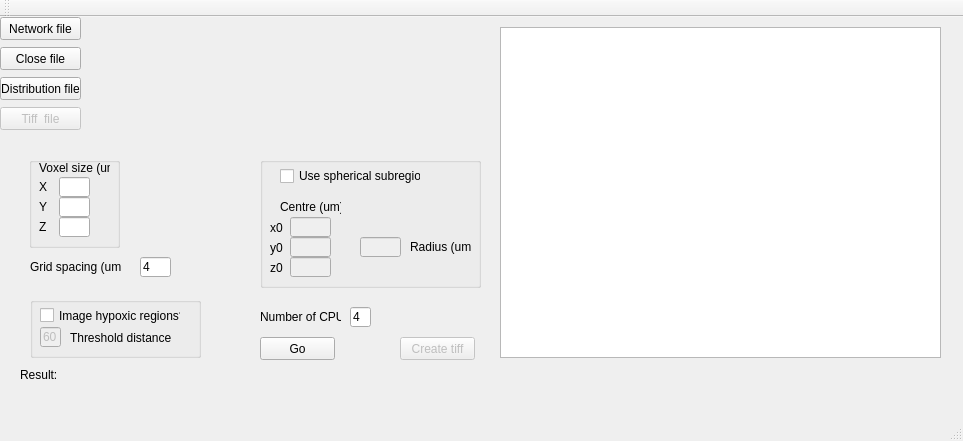
Qt form Qt/Vdistancer/mainwindow.ui (gibbogle/vessel-tools) before a commit.
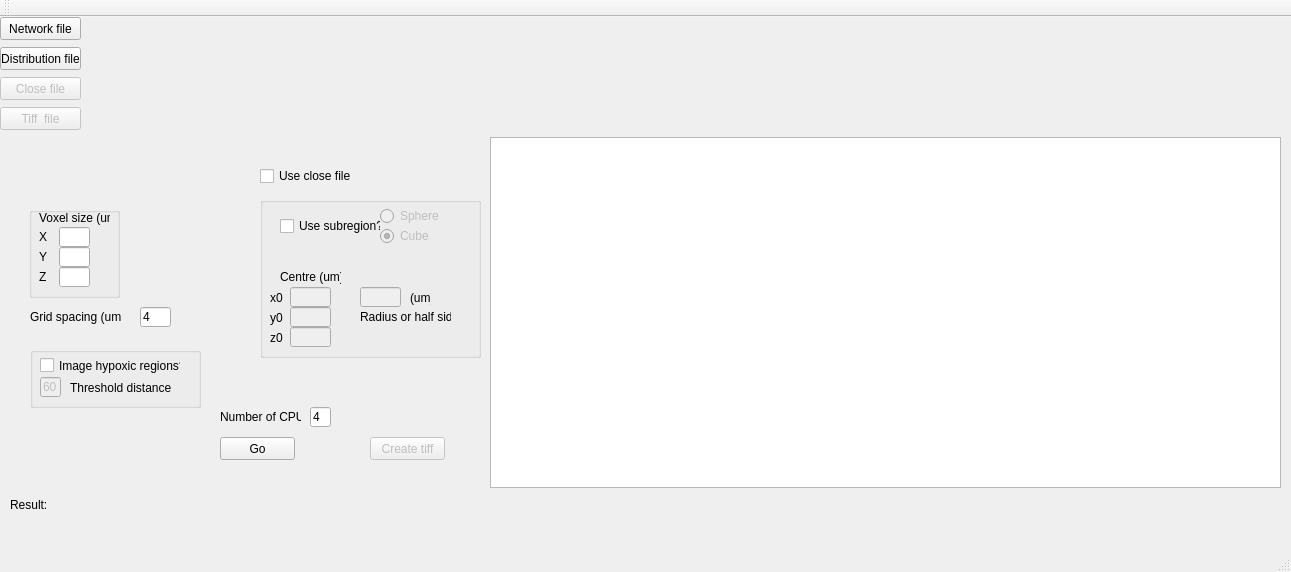
The same form after that commit.

```diff
--- a/Qt/Vdistancer/mainwindow.ui
+++ b/Qt/Vdistancer/mainwindow.ui
@@ -6,8 +6,8 @@
    <rect>
     <x>0</x>
     <y>0</y>
-    <width>963</width>
-    <height>441</height>
+    <width>1291</width>
+    <height>572</height>
    </rect>
   </property>
   <property name="windowTitle">
@@ -32,7 +32,7 @@
      <rect>
       <x>90</x>
       <y>0</y>
-      <width>391</width>
+      <width>1191</width>
       <height>21</height>
      </rect>
     </property>
@@ -43,8 +43,8 @@
    <widget class="QPushButton" name="pushButtonZoom">
     <property name="geometry">
      <rect>
-      <x>260</x>
-      <y>320</y>
+      <x>220</x>
+      <y>420</y>
       <width>75</width>
       <height>23</height>
      </rect>
@@ -56,8 +56,8 @@
    <widget class="QLabel" name="label">
     <property name="geometry">
      <rect>
-      <x>20</x>
-      <y>350</y>
+      <x>10</x>
+      <y>480</y>
       <width>41</width>
       <height>16</height>
      </rect>
@@ -69,9 +69,9 @@
    <widget class="QLabel" name="labelResult">
     <property name="geometry">
      <rect>
-      <x>60</x>
-      <y>350</y>
-      <width>711</width>
+      <x>50</x>
+      <y>480</y>
+      <width>1231</width>
       <height>16</height>
      </rect>
     </property>
@@ -82,10 +82,10 @@
    <widget class="QTextEdit" name="textEdit">
     <property name="geometry">
      <rect>
-      <x>500</x>
-      <y>10</y>
-      <width>441</width>
-      <height>331</height>
+      <x>490</x>
+      <y>120</y>
+      <width>791</width>
+      <height>351</height>
      </rect>
     </property>
    </widget>
@@ -93,7 +93,7 @@
     <property name="geometry">
      <rect>
       <x>0</x>
-      <y>60</y>
+      <y>30</y>
       <width>81</width>
       <height>23</height>
      </rect>
@@ -106,8 +106,8 @@
     <property name="geometry">
      <rect>
       <x>90</x>
-      <y>60</y>
-      <width>391</width>
+      <y>30</y>
+      <width>1191</width>
       <height>21</height>
      </rect>
     </property>
@@ -118,8 +118,8 @@
    <widget class="QLineEdit" name="lineEdit_ncpu">
     <property name="geometry">
      <rect>
-      <x>350</x>
-      <y>290</y>
+      <x>310</x>
+      <y>390</y>
       <width>21</width>
       <height>20</height>
      </rect>
@@ -131,8 +131,8 @@
    <widget class="QLabel" name="label_ncpu">
     <property name="geometry">
      <rect>
-      <x>260</x>
-      <y>290</y>
+      <x>220</x>
+      <y>390</y>
       <width>81</width>
       <height>20</height>
      </rect>
@@ -145,9 +145,9 @@
     <property name="geometry">
      <rect>
       <x>260</x>
-      <y>140</y>
+      <y>180</y>
       <width>221</width>
-      <height>131</height>
+      <height>161</height>
      </rect>
     </property>
     <property name="title">
@@ -156,21 +156,21 @@
     <widget class="QLabel" name="labelRadius">
      <property name="geometry">
       <rect>
-       <x>150</x>
-       <y>80</y>
-       <width>61</width>
+       <x>100</x>
+       <y>110</y>
+       <width>91</width>
        <height>20</height>
       </rect>
      </property>
      <property name="text">
-      <string>Radius (um)</string>
+      <string>Radius or half side</string>
      </property>
     </widget>
     <widget class="QLabel" name="labelCentre">
      <property name="geometry">
       <rect>
        <x>20</x>
-       <y>40</y>
+       <y>70</y>
        <width>61</width>
        <height>20</height>
       </rect>
@@ -186,7 +186,7 @@
      <property name="geometry">
       <rect>
        <x>30</x>
-       <y>60</y>
+       <y>90</y>
        <width>41</width>
        <height>20</height>
       </rect>
@@ -199,7 +199,7 @@
      <property name="geometry">
       <rect>
        <x>30</x>
-       <y>100</y>
+       <y>130</y>
        <width>41</width>
        <height>20</height>
       </rect>
@@ -209,13 +209,13 @@
      <property name="geometry">
       <rect>
        <x>20</x>
-       <y>10</y>
-       <width>141</width>
+       <y>20</y>
+       <width>101</width>
        <height>18</height>
       </rect>
      </property>
      <property name="text">
-      <string>Use spherical subregion?</string>
+      <string>Use subregion?</string>
      </property>
     </widget>
     <widget class="QLineEdit" name="lineEditY0">
@@ -225,7 +225,7 @@
      <property name="geometry">
       <rect>
        <x>30</x>
-       <y>80</y>
+       <y>110</y>
        <width>41</width>
        <height>20</height>
       </rect>
@@ -238,7 +238,7 @@
      <property name="geometry">
       <rect>
        <x>100</x>
-       <y>80</y>
+       <y>90</y>
        <width>41</width>
        <height>20</height>
       </rect>
@@ -248,7 +248,7 @@
      <property name="geometry">
       <rect>
        <x>10</x>
-       <y>100</y>
+       <y>130</y>
        <width>21</width>
        <height>21</height>
       </rect>
@@ -261,7 +261,7 @@
      <property name="geometry">
       <rect>
        <x>10</x>
-       <y>60</y>
+       <y>90</y>
        <width>21</width>
        <height>21</height>
       </rect>
@@ -274,7 +274,7 @@
      <property name="geometry">
       <rect>
        <x>10</x>
-       <y>80</y>
+       <y>110</y>
        <width>21</width>
        <height>21</height>
       </rect>
@@ -283,12 +283,66 @@
       <string>y0</string>
      </property>
     </widget>
+    <widget class="QLabel" name="label_um">
+     <property name="geometry">
+      <rect>
+       <x>150</x>
+       <y>90</y>
+       <width>21</width>
+       <height>21</height>
+      </rect>
+     </property>
+     <property name="text">
+      <string>(um)</string>
+     </property>
+    </widget>
+    <widget class="QRadioButton" name="radioButtonCube">
+     <property name="enabled">
+      <bool>false</bool>
+     </property>
+     <property name="geometry">
+      <rect>
+       <x>120</x>
+       <y>30</y>
+       <width>51</width>
+       <height>18</height>
+      </rect>
+     </property>
+     <property name="text">
+      <string>Cube</string>
+     </property>
+     <property name="checked">
+      <bool>true</bool>
+     </property>
+     <attribute name="buttonGroup">
+      <string>buttonGroupShape</string>
+     </attribute>
+    </widget>
+    <widget class="QRadioButton" name="radioButtonSphere">
+     <property name="enabled">
+      <bool>false</bool>
+     </property>
+     <property name="geometry">
+      <rect>
+       <x>120</x>
+       <y>10</y>
+       <width>61</width>
+       <height>18</height>
+      </rect>
+     </property>
+     <property name="text">
+      <string>Sphere</string>
+     </property>
+     <attribute name="buttonGroup">
+      <string>buttonGroupShape</string>
+     </attribute>
+    </widget>
    </widget>
    <widget class="QGroupBox" name="groupBoxImage">
     <property name="geometry">
      <rect>
       <x>30</x>
-      <y>280</y>
+      <y>330</y>
       <width>171</width>
       <height>61</height>
      </rect>
@@ -360,7 +414,7 @@
      <rect>
       <x>90</x>
       <y>90</y>
-      <width>391</width>
+      <width>1191</width>
       <height>21</height>
      </rect>
     </property>
@@ -371,9 +425,9 @@
    <widget class="QLabel" name="labelResultImage">
     <property name="geometry">
      <rect>
-      <x>60</x>
-      <y>370</y>
-      <width>711</width>
+      <x>50</x>
+      <y>510</y>
+      <width>1231</width>
       <height>16</height>
      </rect>
     </property>
@@ -382,10 +436,13 @@
     </property>
    </widget>
    <widget class="QPushButton" name="pushButtonCloseFile">
+    <property name="enabled">
+     <bool>false</bool>
+    </property>
     <property name="geometry">
      <rect>
       <x>0</x>
-      <y>30</y>
+      <y>60</y>
       <width>81</width>
       <height>23</height>
      </rect>
@@ -398,8 +455,8 @@
     <property name="geometry">
      <rect>
       <x>90</x>
-      <y>30</y>
-      <width>391</width>
+      <y>60</y>
+      <width>1191</width>
       <height>21</height>
      </rect>
     </property>
@@ -411,7 +468,7 @@
     <property name="geometry">
      <rect>
       <x>140</x>
-      <y>240</y>
+      <y>290</y>
       <width>31</width>
       <height>20</height>
      </rect>
@@ -424,7 +481,7 @@
     <property name="geometry">
      <rect>
       <x>30</x>
-      <y>240</y>
+      <y>290</y>
       <width>91</width>
       <height>20</height>
      </rect>
@@ -437,7 +494,7 @@
     <property name="geometry">
      <rect>
       <x>29</x>
-      <y>140</y>
+      <y>190</y>
       <width>91</width>
       <height>91</height>
      </rect>
@@ -534,8 +591,8 @@
     </property>
     <property name="geometry">
      <rect>
-      <x>400</x>
-      <y>320</y>
+      <x>370</x>
+      <y>420</y>
       <width>75</width>
       <height>23</height>
      </rect>
@@ -544,6 +601,19 @@
      <string>Create tiff</string>
     </property>
    </widget>
+   <widget class="QCheckBox" name="checkBox_use_close">
+    <property name="geometry">
+     <rect>
+      <x>260</x>
+      <y>150</y>
+      <width>91</width>
+      <height>18</height>
+     </rect>
+    </property>
+    <property name="text">
+     <string>Use close file?</string>
+    </property>
+   </widget>
   </widget>
   <widget class="QMenuBar" name="menuBar">
    <property name="geometry">
```
Left out of the diff: 13 changed lines with no effect on the pictures.
